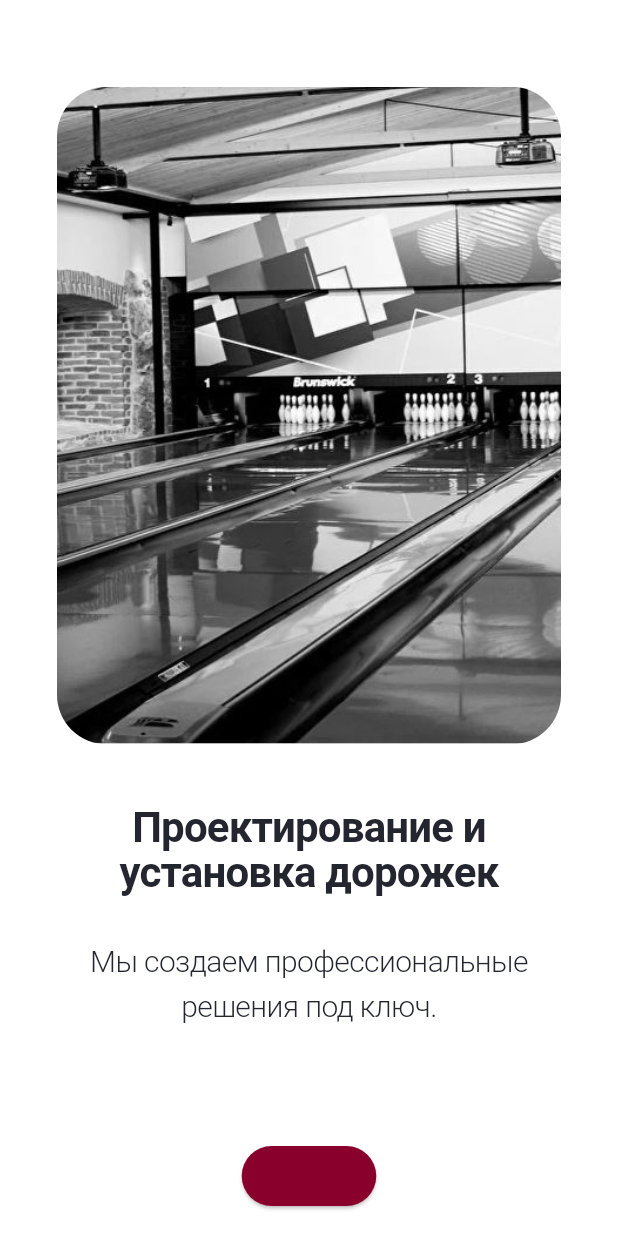
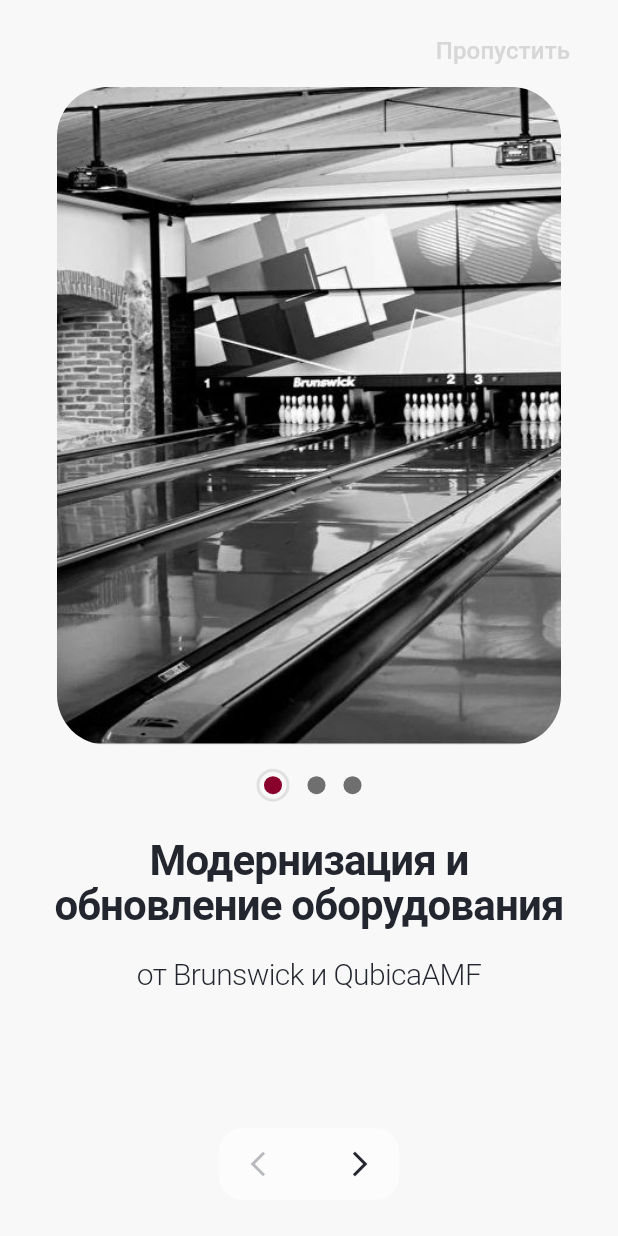
Before and after one commit to Lalamee/bowling-app-flutter, a Flutter app: the screen it shows after launch, on a phone screen of 412 x 824 dp. Run offline on Flutter 3.47's test engine with Material 3 defaults, Android fonts, the phone set to English and light mode, and no system bars.

Commit message:
normal text, points, navigation arrow

```diff
--- a/lib/screens/onboarding_screen.dart
+++ b/lib/screens/onboarding_screen.dart
@@ -15,48 +15,109 @@ class _OnboardingScreenState extends State<OnboardingScreen> {
   final List<Map<String, String>> _data = [
     {
       'image': 'assets/images/onboard1.jpg',
-      'title': 'Проектирование и установка дорожек',
-      'subtitle': 'Мы создаем профессиональные решения под ключ.',
+      'title': 'Модернизация и обновление оборудования',
+      'subtitle': 'от Brunswick и QubicaAMF',
     },
     {
       'image': 'assets/images/onboard2.jpg',
       'title': 'Модернизация оборудования',
-      'subtitle': 'Помогаем обновить ваши дорожки и систему.',
+      'subtitle': 'чтобы ваш бизнес оставался в авангарде технологических инноваций',
     },
     {
       'image': 'assets/images/onboard3.jpg',
-      'title': 'Обучение и техподдержка',
-      'subtitle': 'Мы обучим и поддержим ваш персонал.',
+      'title': 'Обучение и техническая поддержка ',
+      'subtitle': 'наши квалифицированные специалисты всегда готовы прийти на помощь',
     },
   ];
 
-  // Матрица grayscale
-  final ColorFilter _grayscaleFilter = ColorFilter.matrix(<double>[
-    0.2126, 0.7152, 0.0722, 0, 0,
-    0.2126, 0.7152, 0.0722, 0, 0,
-    0.2126, 0.7152, 0.0722, 0, 0,
-    0, 0, 0, 1, 0,
-  ]);
+  void _skip() {
+    Navigator.pushReplacement(
+      context,
+      MaterialPageRoute(builder: (_) => WelcomeScreen()),
+    );
+  }
+
+  Widget _buildIndicator() {
+    return Row(
+      mainAxisAlignment: MainAxisAlignment.center,
+      children: List.generate(_data.length, (i) {
+        final isActive = i == _index;
+        return Container(
+          margin: const EdgeInsets.symmetric(horizontal: 6),
+          padding: isActive ? const EdgeInsets.all(3) : EdgeInsets.zero,
+          decoration: isActive
+              ? BoxDecoration(
+                  shape: BoxShape.circle,
+                  border: Border.all(
+                    color: Colors.grey.shade300, // рамка вокруг активной точки
+                    width: 2,
+                  ),
+                )
+              : null,
+          child: Container(
+            width: 12,
+            height: 12,
+            decoration: BoxDecoration(
+              color: isActive ? AppColors.primary : AppColors.darkGray,
+              shape: BoxShape.circle,
+            ),
+          ),
+        );
+      }),
+    );
+  }
 
   @override
   Widget build(BuildContext context) {
+    final screen = MediaQuery.of(context).size;
+
     return Scaffold(
-      body: Column(
+      backgroundColor: AppColors.background,
+      body: SafeArea(
+        child: Column(
           children: [
+            // Кнопка "Пропустить"
+            Align(
+              alignment: Alignment.centerRight,
+              child: Padding(
+                padding: const EdgeInsets.only(right: 20, top: 10),
+                child: TextButton(
+                  onPressed: _skip,
+                  child: const Text(
+                    'Пропустить',
+                    style: TextStyle(
+                      fontFamily: 'Roboto',
+                      fontWeight: FontWeight.w500,
+                      fontSize: 16,
+                      color: Color(0xFFD7D7D7),
+                    ),
+                  ),
+                ),
+              ),
+            ),
+
+            // PageView
             Expanded(
               child: PageView.builder(
                 controller: _controller,
                 itemCount: _data.length,
                 onPageChanged: (i) => setState(() => _index = i),
-              itemBuilder: (_, i) => Padding(
-                padding: const EdgeInsets.all(24.0),
+                itemBuilder: (_, i) {
+                  return SingleChildScrollView(
+                    child: Padding(
+                      padding: const EdgeInsets.symmetric(horizontal: 24.0),
                       child: Column(
-                  mainAxisAlignment: MainAxisAlignment.center,
                         children: [
+                          // Картинка с ч/б фильтром
                           ClipRRect(
                             borderRadius: BorderRadius.circular(33.05),
                             child: ColorFiltered(
-                        colorFilter: _grayscaleFilter,
+                              colorFilter: const ColorFilter.matrix(<double>[
+                                0.2126, 0.7152, 0.0722, 0, 0,
+                                0.2126, 0.7152, 0.0722, 0, 0,
+                                0.2126, 0.7152, 0.0722, 0, 0,
+                                0,      0,      0,      1, 0,
+                              ]),
                               child: Image.asset(
                                 _data[i]['image']!,
                                 width: 336,
@@ -65,48 +126,111 @@ class _OnboardingScreenState extends State<OnboardingScreen> {
                               ),
                             ),
                           ),
-                    SizedBox(height: 40),
-                    SizedBox(
-                      width: 330,
-                      height: 70,
+
+                          const SizedBox(height: 16),
+                          _buildIndicator(),
+
+                          // Текстовая часть
+                          Padding(
+                            padding: const EdgeInsets.only(top: 24), // ← отступ текста от картинки
+                            child: Column(
+                              children: [
+                                Container(
+                                  width: screen.width * 0.9,
                                   child: Text(
                                     _data[i]['title']!,
                                     textAlign: TextAlign.center,
                                     style: AppTextStyles.onboardingTitle,
+                                    softWrap: true,
                                   ),
                                 ),
-                    SizedBox(height: 20),
-                    SizedBox(
-                      width: 355,
-                      height: 60,
+                                const SizedBox(height: 16),
+                                Container(
+                                  width: screen.width * 0.95,
                                   child: Text(
                                     _data[i]['subtitle']!,
                                     textAlign: TextAlign.center,
                                     style: AppTextStyles.onboardingSubtitle,
+                                    softWrap: true, // ← убираем обрезку, разрешаем перенос
+                                  ),
+                                ),
+                              ],
+                            ),
+                          ),
+                        ],
+                      ),
+                    ),
+                  );
+                },
+              ),
+            ),
+
+            // Кнопки навигации (стрелки)
+            Padding(
+              padding: const EdgeInsets.only(bottom: 24),
+              child: Container(
+                width: 120,
+                height: 48,
+                padding: const EdgeInsets.symmetric(horizontal: 16),
+                decoration: BoxDecoration(
+                  color: const Color(0xFFFCFCFD),
+                  borderRadius: BorderRadius.circular(16),
+                  boxShadow: const [
+                    BoxShadow(
+                      color: Color(0x1F0F0F0F),
+                      offset: Offset(0, 40),
+                      blurRadius: 32,
+                      spreadRadius: -24,
+                    ),
+                  ],
+                ),
+                child: Row(
+                  mainAxisAlignment: MainAxisAlignment.spaceBetween,
+                  children: [
+                    GestureDetector(
+                      onTap: _index > 0
+                          ? () {
+                              _controller.previousPage(
+                                duration: const Duration(milliseconds: 300),
+                                curve: Curves.easeInOut,
+                              );
+                            }
+                          : null,
+                      child: Opacity(
+                        opacity: _index > 0 ? 1.0 : 0.3,
+                        child: Icon(
+                          Icons.arrow_back_ios_new,
+                          color: AppColors.textDark,
+                          size: 20,
+                        ),
+                      ),
+                    ),
+                    GestureDetector(
+                      onTap: () {
+                        if (_index < _data.length - 1) {
+                          _controller.nextPage(
+                            duration: const Duration(milliseconds: 300),
+                            curve: Curves.easeInOut,
+                          );
+                        } else {
+                          Navigator.pushReplacement(
+                            context,
+                            MaterialPageRoute(builder: (_) => WelcomeScreen()),
+                          );
+                        }
+                      },
+                      child: Icon(
+                        Icons.arrow_forward_ios,
+                        color: AppColors.textDark,
+                        size: 20,
                       ),
                     ),
                   ],
                 ),
               ),
             ),
+          ],
         ),
-          Padding(
-            padding: EdgeInsets.all(16),
-            child: ElevatedButton(
-              onPressed: () {
-                if (_index < _data.length - 1) {
-                  _controller.nextPage(duration: Duration(milliseconds: 300), curve: Curves.easeInOut);
-                } else {
-                  Navigator.pushReplacement(context, MaterialPageRoute(builder: (_) => WelcomeScreen()));
-                }
-              },
-              child: Text(_index < _data.length - 1 ? 'Далее' : 'Начать'),
-              style: ElevatedButton.styleFrom(
-                backgroundColor: AppColors.primary,
-              ),
-            ),
-          ),
-        ],
       ),
     );
   }
```
Lines whose indentation alone changed are shown as unchanged.
